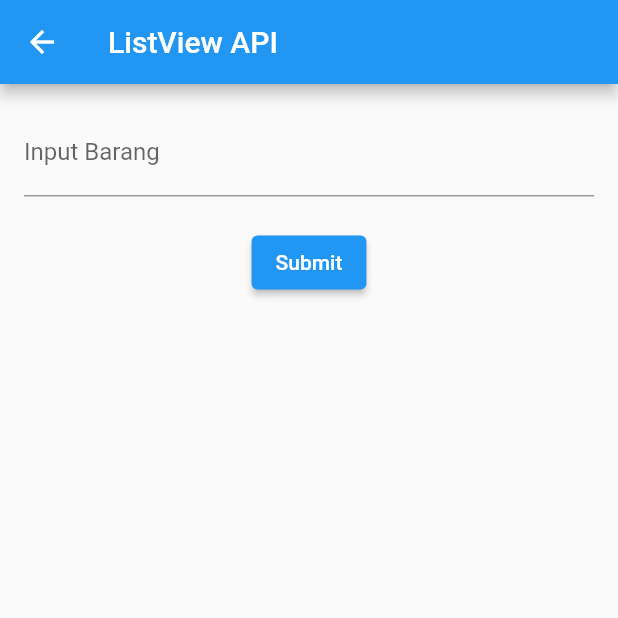
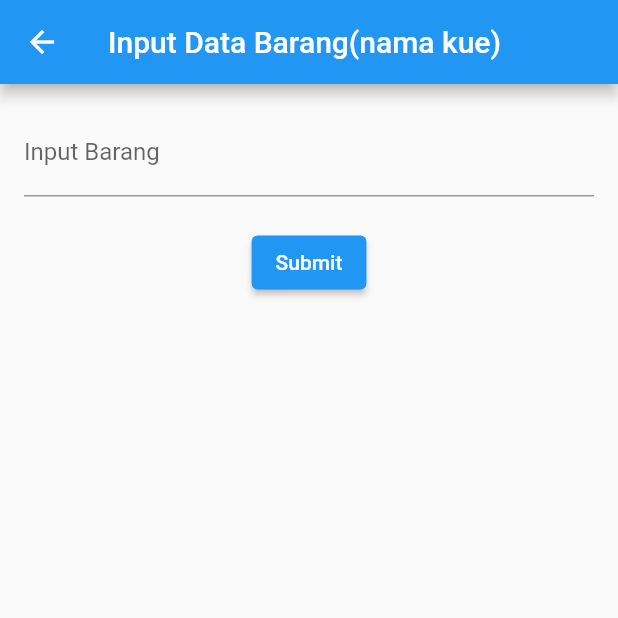
Before and after one commit to sariii29/toko_kue_api, a Flutter app: the BarangCreate screen opened by its route, on a phone screen of 412 x 824 dp, the top half of it. Run offline on Flutter 3.47's test engine with Material 2 defaults, Android fonts, the phone set to English and light mode, and no system bars; network calls fail.

Commit message:
listView

```diff
--- a/lib/api/api_service.dart
+++ b/lib/api/api_service.dart
@@ -5,7 +5,7 @@ import 'package:toko_kue_api/model/barangread.dart';
 import 'package:toko_kue_api/model/pelanggan.dart';
 
 class ApiService {
-  static const String baseUrl = 'http://10.0.2.2/KUE_AP/api/';
+  static const String baseUrl = 'http://127.0.0.1/KUE_AP/api/';
   Future<BarangRead> getBarang() async {
     final response = await http.get(Uri.parse("${baseUrl}barang/read.php"));
     if (response.statusCode == 200) {
--- a/lib/screen/barang_create.dart
+++ b/lib/screen/barang_create.dart
@@ -16,7 +16,7 @@ class _BarangCreateState extends State<BarangCreate> {
   Widget build(BuildContext context) {
     return Scaffold(
         appBar: AppBar(
-          title: const Text('ListView API'),
+          title: const Text('Input Data Barang(nama kue)'),
         ),
         body: Padding(
           padding: const EdgeInsets.all(16.0),
--- a/lib/screen/barang_list.dart
+++ b/lib/screen/barang_list.dart
@@ -27,7 +27,7 @@ class _BarangListState extends State<BarangList> {
   Widget build(BuildContext context) {
     return Scaffold(
       appBar: AppBar(
-        title: const Text('Membaca API Online'),
+        title: const Text('Membaca API Online - Daftar Kue'),
       ),
       body: Center(
         child: FutureBuilder<BarangRead>(
```
